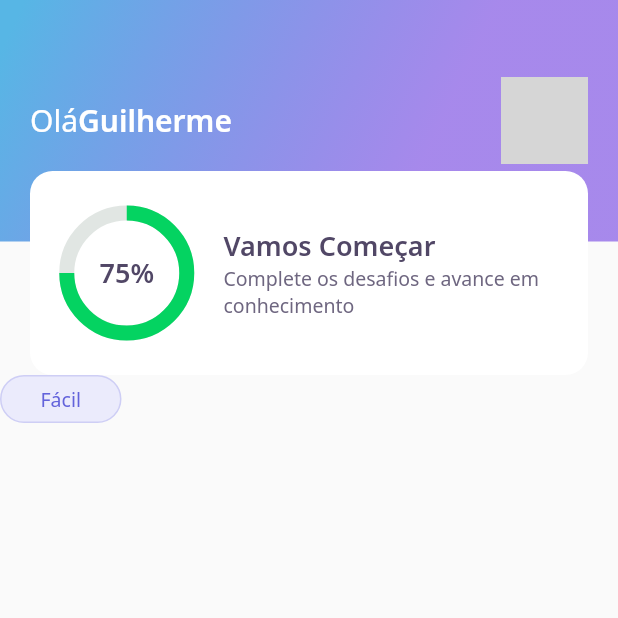
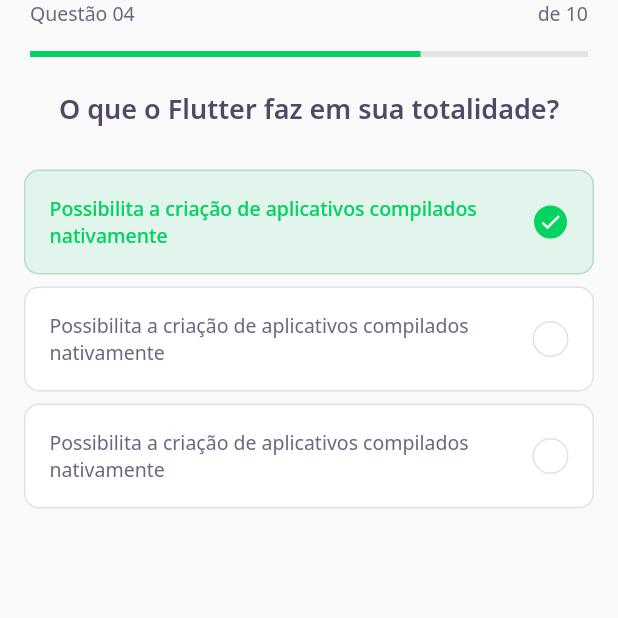
Before and after one commit to guilhermebucar/devquiz, a Flutter app: the screen it shows after launch, on a phone screen of 412 x 824 dp, the top half of it. Run offline on Flutter 3.47's test engine with Material 2 defaults, Android fonts, the phone set to English and light mode, and no system bars; our stand-ins replace google_fonts; grey boxes are pictures that could not be loaded.

```diff
--- /dev/null
+++ b/lib/challenge/challenge_page.dart
@@ -0,0 +1,25 @@
+import 'package:DevQuiz/challenge/quiz/quiz_widget.dart';
+import 'package:DevQuiz/challenge/widgets/question_indicator/question_indicator_widget.dart';
+import 'package:flutter/material.dart';
+
+class ChallengePage extends StatefulWidget {
+  ChallengePage({Key? key}) : super(key: key);
+
+  @override
+  _ChallengePageState createState() => _ChallengePageState();
+}
+
+class _ChallengePageState extends State<ChallengePage> {
+  @override
+  Widget build(BuildContext context) {
+    return Scaffold(
+      appBar: PreferredSize(
+        preferredSize: Size.fromHeight(60),
+        child: SafeArea(top: true, child: QuestionIndicatorWidget()),
+      ),
+      body: QuizWidget(
+        title: 'O que o Flutter faz em sua totalidade?',
+      ),
+    );
+  }
+}
--- /dev/null
+++ b/lib/challenge/quiz/quiz_widget.dart
@@ -0,0 +1,36 @@
+import 'package:DevQuiz/challenge/widgets/answer/answer_widget.dart';
+import 'package:DevQuiz/core/app_text_styles.dart';
+import 'package:flutter/material.dart';
+
+class QuizWidget extends StatelessWidget {
+  final String title;
+  const QuizWidget({Key? key, required this.title}) : super(key: key);
+
+  @override
+  Widget build(BuildContext context) {
+    return Container(
+      child: Column(
+        children: [
+          Text(
+            title,
+            style: AppTextStyles.heading,
+          ),
+          SizedBox(
+            height: 24,
+          ),
+          AnswerWidget(
+              isRight: true,
+              isSelected: true,
+              title:
+                  'Possibilita a criação de aplicativos compilados nativamente'),
+          AnswerWidget(
+              title:
+                  'Possibilita a criação de aplicativos compilados nativamente'),
+          AnswerWidget(
+              title:
+                  'Possibilita a criação de aplicativos compilados nativamente')
+        ],
+      ),
+    );
+  }
+}
--- /dev/null
+++ b/lib/challenge/widgets/answer/answer_widget.dart
@@ -0,0 +1,79 @@
+import 'package:DevQuiz/core/app_colors.dart';
+import 'package:DevQuiz/core/app_text_styles.dart';
+import 'package:flutter/material.dart';
+
+class AnswerWidget extends StatelessWidget {
+  final String title;
+  final bool isRight;
+  final bool isSelected;
+
+  const AnswerWidget(
+      {Key? key,
+      required this.title,
+      this.isRight = false,
+      this.isSelected = false})
+      : super(key: key);
+
+  Color get _selectedColorRight =>
+      isRight ? AppColors.darkGreen : AppColors.darkRed;
+
+  Color get _selectedBorderRight =>
+      isRight ? AppColors.lightGreen : AppColors.lightRed;
+
+  Color get _selectedColorCardRight =>
+      isRight ? AppColors.lightGreen : AppColors.lightRed;
+
+  Color get _selectedBorderCardRight =>
+      isRight ? AppColors.green : AppColors.red;
+
+  TextStyle get _selectedTextStyleRight =>
+      isRight ? AppTextStyles.bodyDarkGreen : AppTextStyles.bodyDarkRed;
+
+  IconData get _selectedIconRight => isRight ? Icons.check : Icons.close;
+
+  @override
+  Widget build(BuildContext context) {
+    return Padding(
+      padding: const EdgeInsets.symmetric(horizontal: 16, vertical: 4),
+      child: Container(
+        padding: EdgeInsets.all(16),
+        decoration: BoxDecoration(
+          color: isSelected ? _selectedColorCardRight : AppColors.white,
+          borderRadius: BorderRadius.circular(10),
+          border: Border.fromBorderSide(BorderSide(
+              color: isSelected ? _selectedBorderCardRight : AppColors.border)),
+        ),
+        child: Row(
+          mainAxisAlignment: MainAxisAlignment.spaceBetween,
+          children: [
+            Expanded(
+              child: Text(
+                title,
+                style:
+                    isSelected ? _selectedTextStyleRight : AppTextStyles.body,
+              ),
+            ),
+            Container(
+              width: 24,
+              height: 24,
+              decoration: BoxDecoration(
+                color: isSelected ? _selectedColorRight : AppColors.white,
+                borderRadius: BorderRadius.circular(500),
+                border: Border.fromBorderSide(BorderSide(
+                    color:
+                        isSelected ? _selectedBorderRight : AppColors.border)),
+              ),
+              child: isSelected
+                  ? Icon(
+                      _selectedIconRight,
+                      size: 16,
+                      color: Colors.white,
+                    )
+                  : null,
+            )
+          ],
+        ),
+      ),
+    );
+  }
+}
--- /dev/null
+++ b/lib/challenge/widgets/question_indicator/question_indicator_widget.dart
@@ -0,0 +1,37 @@
+import 'package:DevQuiz/core/app_text_styles.dart';
+import 'package:DevQuiz/shared/widgets/progress_indicator/progress_indicator_widget.dart';
+import 'package:flutter/material.dart';
+
+class QuestionIndicatorWidget extends StatelessWidget {
+  const QuestionIndicatorWidget({Key? key}) : super(key: key);
+
+  @override
+  Widget build(BuildContext context) {
+    return Padding(
+      padding: const EdgeInsets.symmetric(horizontal: 20),
+      child: Container(
+        child: Column(
+          children: [
+            Row(
+              mainAxisAlignment: MainAxisAlignment.spaceBetween,
+              children: [
+                Text(
+                  "Questão 04",
+                  style: AppTextStyles.body,
+                ),
+                Text(
+                  "de 10",
+                  style: AppTextStyles.body,
+                ),
+              ],
+            ),
+            SizedBox(
+              height: 16,
+            ),
+            ProgressIndicatorWidget(value: 0.7)
+          ],
+        ),
+      ),
+    );
+  }
+}
--- a/lib/core/app_widget.dart
+++ b/lib/core/app_widget.dart
@@ -1,3 +1,4 @@
+import 'package:DevQuiz/challenge/challenge_page.dart';
 import 'package:DevQuiz/home/home_page.dart';
 import 'package:DevQuiz/splash/splash_page.dart';
 import 'package:flutter/material.dart';
@@ -7,7 +8,7 @@ class AppWidget extends StatelessWidget {
   Widget build(BuildContext context) {
     return MaterialApp(
       title: "DevQuiz",
-      home: HomePage(),
+      home: ChallengePage(),
     );
   }
 }
--- a/lib/home/widgets/level_button/level_button_widget.dart
+++ b/lib/home/widgets/level_button/level_button_widget.dart
@@ -32,20 +32,22 @@ class LevelButtonWidget extends StatelessWidget {
     },
   };
 
+  Color get color => config[label]!['color']!;
+  Color get borderColor => config[label]!['borderColor']!;
+  Color get fontColor => config[label]!['fontColor']!;
+
   @override
   Widget build(BuildContext context) {
     return Container(
         decoration: BoxDecoration(
-          color: AppColors.levelButtonFacil,
-          border: Border.fromBorderSide(
-              BorderSide(color: AppColors.levelButtonBorderFacil)),
+          color: color,
+          border: Border.fromBorderSide(BorderSide(color: borderColor)),
           borderRadius: BorderRadius.circular(28),
         ),
         child: Padding(
           padding: const EdgeInsets.symmetric(horizontal: 26, vertical: 6),
           child: Text(label,
-              style: GoogleFonts.notoSans(
-                  color: AppColors.levelButtonTextFacil, fontSize: 13)),
+              style: GoogleFonts.notoSans(color: fontColor, fontSize: 13)),
         ));
   }
 }
--- /dev/null
+++ b/lib/shared/widgets/progress_indicator/progress_indicator_widget.dart
@@ -0,0 +1,17 @@
+import 'package:DevQuiz/core/app_colors.dart';
+import 'package:flutter/material.dart';
+
+class ProgressIndicatorWidget extends StatelessWidget {
+  final double value;
+  const ProgressIndicatorWidget({Key? key, required this.value})
+      : super(key: key);
+
+  @override
+  Widget build(BuildContext context) {
+    return LinearProgressIndicator(
+      value: value,
+      backgroundColor: AppColors.chartSecondary,
+      valueColor: AlwaysStoppedAnimation<Color>(AppColors.chartPrimary),
+    );
+  }
+}
```
Also changed, not shown: lib/home/home_page.dart (+43 -5 lines), lib/home/widgets/quiz_card/quiz_card_widget.dart (added, +52 -0 lines).
